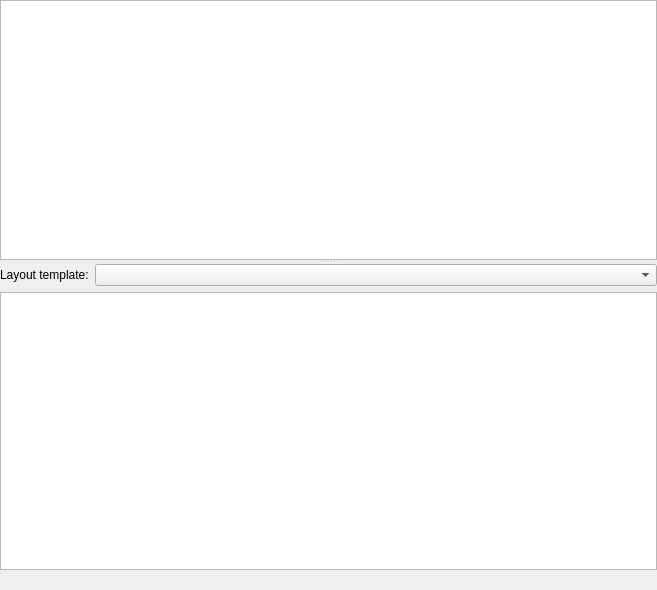
Qt form src/uic9183widget.ui (KDE/kitinerary-workbench) before a commit.
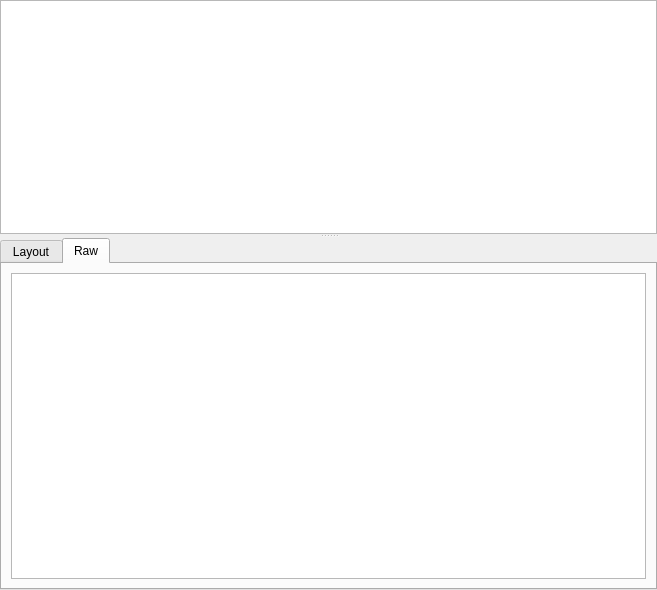
The same form after that commit. The open tabs and pages were chosen to show the change.

Commit message: Show UIC918.3 U_TLAY raw field data as well

```diff
--- a/src/uic9183widget.ui
+++ b/src/uic9183widget.ui
@@ -73,6 +73,16 @@
          <number>0</number>
         </property>
         <item>
+         <widget class="QTabWidget" name="layoutTabView">
+          <property name="currentIndex">
+           <number>0</number>
+          </property>
+          <widget class="QWidget" name="layoutTab">
+           <attribute name="title">
+            <string>Layout</string>
+           </attribute>
+           <layout class="QVBoxLayout" name="verticalLayout_8">
+            <item>
          <layout class="QFormLayout" name="formLayout">
           <item row="0" column="0">
            <widget class="QLabel" name="label_2">
@@ -98,6 +108,20 @@
         </item>
         <item>
          <widget class="QLabel" name="ticketLayoutSelection"/>
+            </item>
+           </layout>
+          </widget>
+          <widget class="QWidget" name="layoutRawTab">
+           <attribute name="title">
+            <string>Raw</string>
+           </attribute>
+           <layout class="QVBoxLayout" name="verticalLayout_9">
+            <item>
+             <widget class="QTreeView" name="layoutRawView"/>
+            </item>
+           </layout>
+          </widget>
+         </widget>
         </item>
        </layout>
       </widget>
```
Lines whose indentation alone changed are shown as unchanged. The commit also changes 2 other files.
